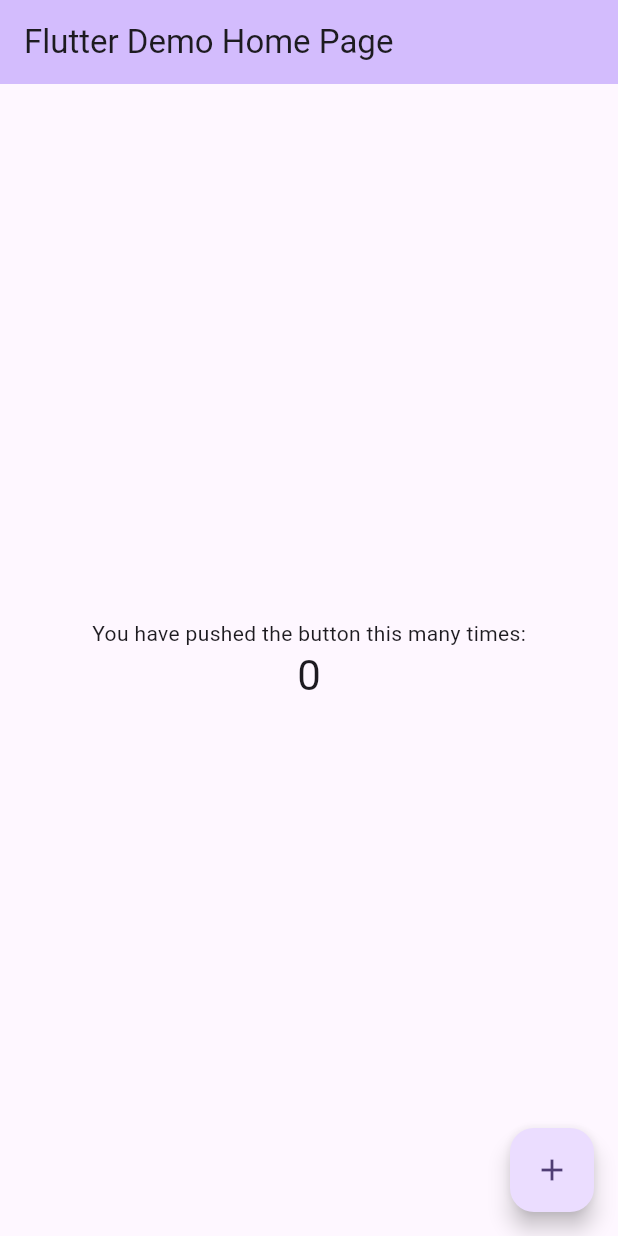
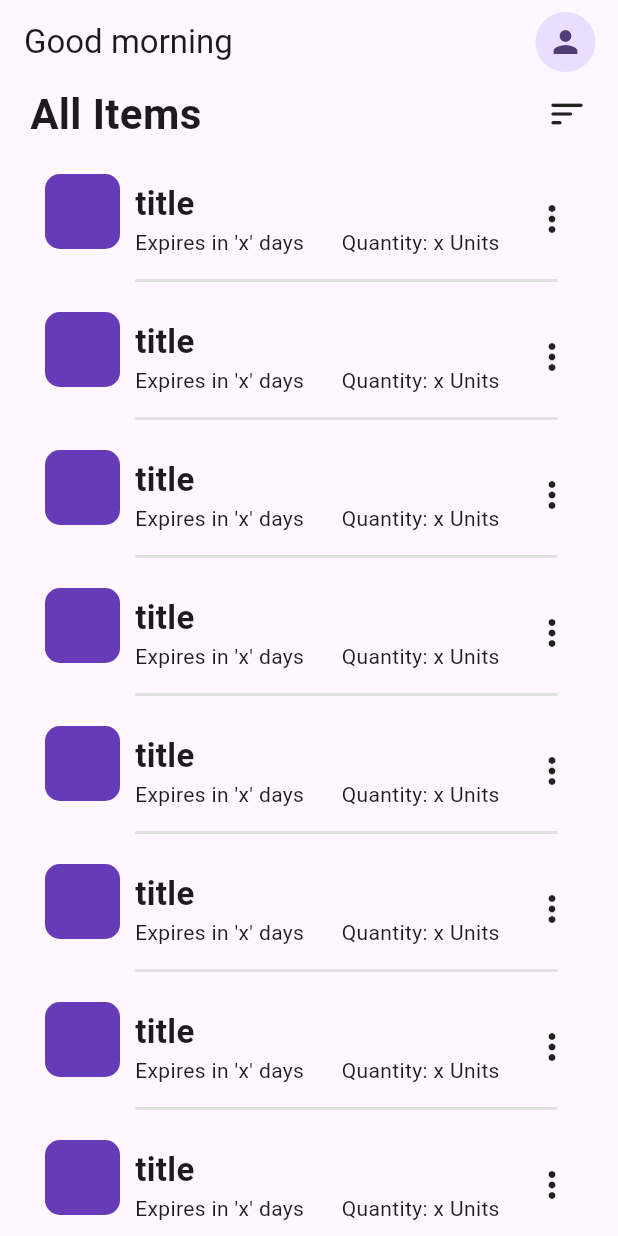
Before and after one commit to s-maurya00/Exp-Chk, a Flutter app: the screen it shows after launch, on a phone screen of 412 x 824 dp. Run offline on Flutter 3.47's test engine with Material 2 defaults, Android fonts, the phone set to English and light mode, and no system bars.

Commit message:
feat: homepage title, header, dynamic item list done. TODO: add profile page functionality and sorting functionality

```diff
--- /dev/null
+++ b/lib/app/common/widgets/item_tile.dart
@@ -0,0 +1,91 @@
+import 'package:flutter/material.dart';
+
+class ItemTile extends StatelessWidget {
+  const ItemTile({super.key});
+
+  @override
+  Widget build(BuildContext context) {
+    return _appItem();
+  }
+
+  _appItem() {
+    return Column(
+      children: [
+        Container(
+          margin: const EdgeInsets.only(
+            left: 20,
+            right: 20,
+          ),
+          child: Row(
+            mainAxisAlignment: MainAxisAlignment.start,
+            children: [
+              Container(
+                margin: const EdgeInsets.only(left: 10, right: 10, bottom: 10),
+                height: 50,
+                width: 50,
+                decoration: BoxDecoration(
+                  color: Colors.deepPurple,
+                  borderRadius: BorderRadius.circular(10),
+                ),
+              ),
+              const Column(
+                crossAxisAlignment: CrossAxisAlignment.start,
+                mainAxisAlignment: MainAxisAlignment.center,
+                children: [
+                  Text(
+                    "title",
+                    style: TextStyle(
+                      fontSize: 22,
+                      fontWeight: FontWeight.bold,
+                    ),
+                  ),
+                  Row(
+                    children: [
+                      Text("Expires in 'x' days"),
+                      SizedBox(
+                        width: 25,
+                      ),
+                      Text("Quantity: x Units"),
+                    ],
+                  ),
+                ],
+              ),
+              const Spacer(),
+              const Icon(
+                Icons.more_vert,
+                size: 28,
+              ),
+              const SizedBox(
+                width: 10,
+              ),
+            ],
+          ),
+        ),
+        Container(
+          margin: const EdgeInsets.symmetric(
+            horizontal: 20,
+          ),
+          child: Row(
+            children: [
+              Expanded(
+                child: Container(
+                  margin: const EdgeInsets.only(
+                    left: 70,
+                    top: 10,
+                    right: 20,
+                    bottom: 20,
+                  ),
+                  height: 2,
+                  decoration: BoxDecoration(
+                    color: Colors.grey[300],
+                    borderRadius: BorderRadius.circular(10),
+                  ),
+                ),
+              ),
+            ],
+          ),
+        ),
+      ],
+    );
+  }
+}
--- /dev/null
+++ b/lib/app/pages/home_page.dart
@@ -0,0 +1,83 @@
+import 'package:flutter/material.dart';
+
+import 'package:expchk/app/common/widgets/item_tile.dart';
+
+class HomePage extends StatefulWidget {
+  const HomePage({super.key});
+
+  @override
+  State<HomePage> createState() => _HomePageState();
+}
+
+class _HomePageState extends State<HomePage> {
+  @override
+  Widget build(BuildContext context) {
+    return Scaffold(
+      appBar: _appBar(),
+      body: Column(
+        children: [
+          const Row(
+            children: [
+              SizedBox(
+                width: 20,
+              ),
+              Text(
+                "All Items",
+                style: TextStyle(
+                  fontSize: 28,
+                  fontWeight: FontWeight.bold,
+                ),
+              ),
+              Spacer(),
+              Icon(
+                Icons.sort_rounded,
+                size: 28,
+              ),
+              SizedBox(
+                width: 20,
+              ),
+            ],
+          ),
+          const SizedBox(
+            height: 20,
+          ),
+          _showItems(),
+        ],
+      ),
+    );
+  }
+
+  _appBar() {
+    return AppBar(
+      title: const Text(
+        "Good morning",
+      ),
+      actions: [
+        GestureDetector(
+          child: const CircleAvatar(
+            child: Icon(
+              Icons.person,
+            ),
+          ),
+          onTap: () {
+            print("Profile");
+          },
+        ),
+        const SizedBox(
+          width: 15,
+        ),
+      ],
+    );
+  }
+
+  _showItems() {
+    return Expanded(
+      child: ListView.builder(
+        itemCount: 10,
+        itemBuilder: (context, index) {
+          return ItemTile();
+        },
+      ),
+    );
+  }
+}
--- a/lib/main.dart
+++ b/lib/main.dart
@@ -1,4 +1,6 @@
 import 'package:flutter/material.dart';
+
+import 'package:expchk/app/pages/home_page.dart';
 
 void main() {
   runApp(const MyApp());
@@ -7,119 +9,16 @@ void main() {
 class MyApp extends StatelessWidget {
   const MyApp({super.key});
 
-  // This widget is the root of your application.
   @override
   Widget build(BuildContext context) {
     return MaterialApp(
+      debugShowCheckedModeBanner: false,
       title: 'Flutter Demo',
       theme: ThemeData(
-        // This is the theme of your application.
-        //
-        // TRY THIS: Try running your application with "flutter run". You'll see
-        // the application has a blue toolbar. Then, without quitting the app,
-        // try changing the seedColor in the colorScheme below to Colors.green
-        // and then invoke "hot reload" (save your changes or press the "hot
-        // reload" button in a Flutter-supported IDE, or press "r" if you used
-        // the command line to start the app).
-        //
-        // Notice that the counter didn't reset back to zero; the application
-        // state is not lost during the reload. To reset the state, use hot
-        // restart instead.
-        //
-        // This works for code too, not just values: Most code changes can be
-        // tested with just a hot reload.
         colorScheme: ColorScheme.fromSeed(seedColor: Colors.deepPurple),
         useMaterial3: true,
       ),
-      home: const MyHomePage(title: 'Flutter Demo Home Page'),
+      home: const HomePage(),
     );
   }
 }
-
-class MyHomePage extends StatefulWidget {
-  const MyHomePage({super.key, required this.title});
-
-  // This widget is the home page of your application. It is stateful, meaning
-  // that it has a State object (defined below) that contains fields that affect
-  // how it looks.
-
-  // This class is the configuration for the state. It holds the values (in this
-  // case the title) provided by the parent (in this case the App widget) and
-  // used by the build method of the State. Fields in a Widget subclass are
-  // always marked "final".
-
-  final String title;
-
-  @override
-  State<MyHomePage> createState() => _MyHomePageState();
-}
-
-class _MyHomePageState extends State<MyHomePage> {
-  int _counter = 0;
-
-  void _incrementCounter() {
-    setState(() {
-      // This call to setState tells the Flutter framework that something has
-      // changed in this State, which causes it to rerun the build method below
-      // so that the display can reflect the updated values. If we changed
-      // _counter without calling setState(), then the build method would not be
-      // called again, and so nothing would appear to happen.
-      _counter++;
-    });
-  }
-
-  @override
-  Widget build(BuildContext context) {
-    // This method is rerun every time setState is called, for instance as done
-    // by the _incrementCounter method above.
-    //
-    // The Flutter framework has been optimized to make rerunning build methods
-    // fast, so that you can just rebuild anything that needs updating rather
-    // than having to individually change instances of widgets.
-    return Scaffold(
-      appBar: AppBar(
-        // TRY THIS: Try changing the color here to a specific color (to
-        // Colors.amber, perhaps?) and trigger a hot reload to see the AppBar
-        // change color while the other colors stay the same.
-        backgroundColor: Theme.of(context).colorScheme.inversePrimary,
-        // Here we take the value from the MyHomePage object that was created by
-        // the App.build method, and use it to set our appbar title.
-        title: Text(widget.title),
-      ),
-      body: Center(
-        // Center is a layout widget. It takes a single child and positions it
-        // in the middle of the parent.
-        child: Column(
-          // Column is also a layout widget. It takes a list of children and
-          // arranges them vertically. By default, it sizes itself to fit its
-          // children horizontally, and tries to be as tall as its parent.
-          //
-          // Column has various properties to control how it sizes itself and
-          // how it positions its children. Here we use mainAxisAlignment to
-          // center the children vertically; the main axis here is the vertical
-          // axis because Columns are vertical (the cross axis would be
-          // horizontal).
-          //
-          // TRY THIS: Invoke "debug painting" (choose the "Toggle Debug Paint"
-          // action in the IDE, or press "p" in the console), to see the
-          // wireframe for each widget.
-          mainAxisAlignment: MainAxisAlignment.center,
-          children: <Widget>[
-            const Text(
-              'You have pushed the button this many times:',
-            ),
-            Text(
-              '$_counter',
-              style: Theme.of(context).textTheme.headlineMedium,
-            ),
-          ],
-        ),
-      ),
-      floatingActionButton: FloatingActionButton(
-        onPressed: _incrementCounter,
-        tooltip: 'Increment',
-        child: const Icon(Icons.add),
-      ), // This trailing comma makes auto-formatting nicer for build methods.
-    );
-  }
-}
```
